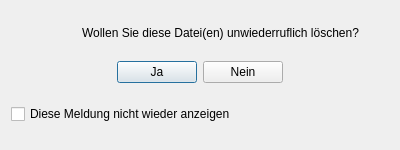
mne-tools/mne-cpp, file examples/matchingPursuit/deletemessagebox.ui: the form before one commit.
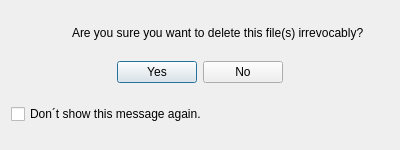
The form after the commit. Icons and pictures are not drawn.

Commit message: chg: message boxes chg: EditorWindow dbg: create atoms

Diff of the .ui file:
```diff
--- a/examples/matchingPursuit/deletemessagebox.ui
+++ b/examples/matchingPursuit/deletemessagebox.ui
@@ -68,7 +68,7 @@
         </sizepolicy>
        </property>
        <property name="text">
-        <string>Wollen Sie diese Datei(en) unwiederruflich löschen?</string>
+        <string>Are you sure you want to delete this file(s) irrevocably?</string>
        </property>
       </widget>
      </item>
@@ -92,7 +92,7 @@
      <item>
       <widget class="QPushButton" name="btt_yes">
        <property name="text">
-        <string>Ja</string>
+        <string>Yes</string>
        </property>
        <property name="autoDefault">
         <bool>true</bool>
@@ -105,7 +105,7 @@
      <item>
       <widget class="QPushButton" name="btt_No">
        <property name="text">
-        <string>Nein</string>
+        <string>No</string>
        </property>
        <property name="autoDefault">
         <bool>false</bool>
@@ -139,7 +139,7 @@
       </sizepolicy>
      </property>
      <property name="text">
-      <string>Diese Meldung nicht wieder anzeigen</string>
+      <string>Don´t show this message again.</string>
      </property>
     </widget>
    </item>
```
Left out of the diff: 2 changed lines with no effect on the pictures. The commit also changes 12 other files.
